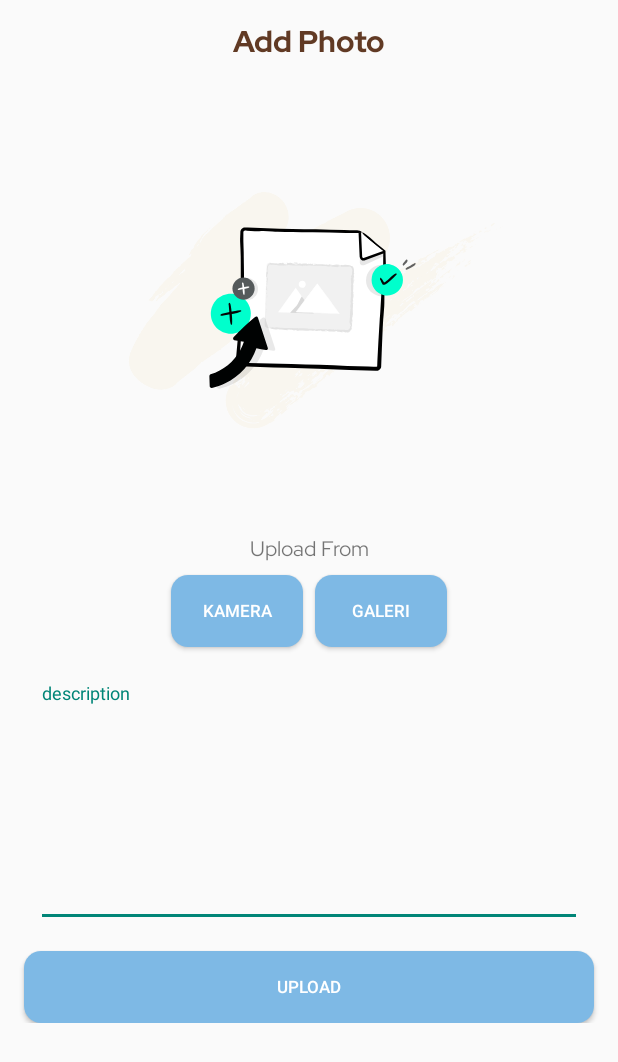
After one commit to fadlinaufal06/Mountain-App, an Android app: the FeedUploadActivity screen opened directly, with no data from a screen before it, on a phone screen of 412 x 824 dp. The commit adds this screen. Shown: the top 1062 px of the screen. Run offline under Robolectric (Android 15) with nearby library versions, the phone set to English and light mode, and no system bars; pictures from the network do not load.

Commit message:
add FeedUploadActivity

```diff
--- a/app/src/main/AndroidManifest.xml
+++ b/app/src/main/AndroidManifest.xml
@@ -15,6 +15,10 @@
         android:roundIcon="@mipmap/ic_launcher_round"
         android:supportsRtl="true"
         android:theme="@style/Theme.MountainApp">
+        <activity
+            android:name=".ui.FeedUploadActivity"
+            android:exported="false"
+            android:theme="@style/Theme.AppCompat.Light.NoActionBar"/>
         <activity
             android:name=".ui.CameraActivity"
             android:exported="false" />
--- a/app/src/main/java/com/bangkit/mountainapp/helper/Utils.kt
+++ b/app/src/main/java/com/bangkit/mountainapp/helper/Utils.kt
@@ -1,4 +1,10 @@
 package com.bangkit.mountainapp.helper
+
+import android.graphics.Bitmap
+import android.graphics.BitmapFactory
+import java.io.ByteArrayOutputStream
+import java.io.File
+import java.io.FileOutputStream
 
 class Utils {
 }
--- /dev/null
+++ b/app/src/main/java/com/bangkit/mountainapp/ui/FeedUploadActivity.kt
@@ -0,0 +1,148 @@
+package com.bangkit.mountainapp.ui
+
+import android.Manifest
+import android.content.Intent
+import android.content.pm.PackageManager
+import android.graphics.Bitmap
+import android.graphics.BitmapFactory
+import android.net.Uri
+import androidx.appcompat.app.AppCompatActivity
+import android.os.Bundle
+import android.view.View
+import android.widget.Toast
+import androidx.activity.result.contract.ActivityResultContracts
+import androidx.core.content.ContextCompat
+import com.bangkit.mountainapp.R
+import com.bangkit.mountainapp.databinding.ActivityFeedUploadBinding
+import com.bangkit.mountainapp.databinding.ActivityUploadBinding
+import okhttp3.MediaType.Companion.toMediaType
+import okhttp3.MediaType.Companion.toMediaTypeOrNull
+import okhttp3.MultipartBody
+import java.io.File
+import com.bangkit.mountainapp.helper.Utils
+import okhttp3.RequestBody.Companion.asRequestBody
+import okhttp3.RequestBody.Companion.toRequestBody
+
+class FeedUploadActivity : AppCompatActivity() {
+
+    private var getFile: File? = null
+
+    private lateinit var binding: ActivityFeedUploadBinding
+
+    companion object {
+        const val CAMERA_X_RESULT = 200
+
+        private val REQUIRED_PERMISSIONS = arrayOf(Manifest.permission.CAMERA)
+        private const val REQUEST_CODE_PERMISSIONS = 10
+    }
+
+    override fun onCreate(savedInstanceState: Bundle?) {
+        super.onCreate(savedInstanceState)
+        binding = ActivityFeedUploadBinding.inflate(layoutInflater)
+        setContentView(binding.root)
+
+        binding.btnCamera.setOnClickListener { startCameraX() }
+        binding.btnGallery.setOnClickListener { startGallery() }
+    }
+
+    override fun onRequestPermissionsResult(
+        requestCode: Int,
+        permissions: Array<String>,
+        grantResults: IntArray
+    ) {
+        super.onRequestPermissionsResult(requestCode, permissions, grantResults)
+        if (requestCode == REQUEST_CODE_PERMISSIONS) {
+            if (!allPermissionsGranted()) {
+                Toast.makeText(
+                    this,
+                    "Tidak mendapatkan permission.",
+                    Toast.LENGTH_SHORT
+                ).show()
+                finish()
+            }
+        }
+    }
+
+    private fun allPermissionsGranted() = REQUIRED_PERMISSIONS.all {
+        ContextCompat.checkSelfPermission(baseContext, it) == PackageManager.PERMISSION_GRANTED
+    }
+
+    private fun startCameraX() {
+        val intent = Intent(this, CameraActivity::class.java)
+        launcherIntentCameraX.launch(intent)
+    }
+
+    private fun startGallery() {
+        val intent = Intent()
+        intent.action = Intent.ACTION_GET_CONTENT
+        intent.type = "image/*"
+        val chooser = Intent.createChooser(intent, "Choose a Picture")
+        launcherIntentGallery.launch(chooser)
+    }
+
+    private val launcherIntentCameraX = registerForActivityResult(
+        ActivityResultContracts.StartActivityForResult()
+    ) {
+        if (it.resultCode == UploadActivity.CAMERA_X_RESULT) {
+            val myFile = it.data?.getSerializableExtra("picture") as File
+            val isBackCamera = it.data?.getBooleanExtra("isBackCamera", true) as Boolean
+
+            val result = rotateBitmap(
+                BitmapFactory.decodeFile(myFile.path),
+                isBackCamera
+            )
+            binding.imgStoryAdd.setImageBitmap(result)
+        }
+    }
+
+    private val launcherIntentGallery = registerForActivityResult(
+        ActivityResultContracts.StartActivityForResult()
+    ) { result ->
+        if (result.resultCode == RESULT_OK) {
+            val selectedImg: Uri = result.data?.data as Uri
+            val myFile = uriToFile(selectedImg, this@FeedUploadActivity)
+            val bitmap = fileToBitmap(myFile)
+            val resized = Bitmap.createScaledBitmap(bitmap, 300, 300, false)
+
+//            val result = outputGenerator(resized)
+//            Toast.makeText(this, result, Toast.LENGTH_SHORT).show()
+            binding.imgStoryAdd.setImageURI(selectedImg)
+        }
+    }
+
+//    private fun uploadStory() {
+//        if (getFile != null) {
+//            val file = reduceFileImage(getFile as File)
+//            val inputDesc = binding.edtDescription.text.toString()
+//            if (inputDesc.isNotEmpty()) {
+//                val description = inputDesc.toRequestBody("text/plain".toMediaType())
+//                val requestImageFile = file.asRequestBody("image/jpeg".toMediaTypeOrNull())
+//                val imageMultipart: MultipartBody.Part = MultipartBody.Part.createFormData(
+//                    "photo",
+//                    file.name,
+//                    requestImageFile
+//                )
+//                viewModel.getUser().observe(this) { user ->
+//                    if (user.isLogin) {
+//                        viewModel.addStory(user.token, imageMultipart, description, location)
+//                    } else {
+//                        startActivity(Intent(this, LoginActivity::class.java))
+//                        finish()
+//                    }
+//                }
+//            } else {
+//                Toast.makeText(
+//                    this@AddStoryActivity,
+//                    getString(R.string.please_fill_in_the_description),
+//                    Toast.LENGTH_SHORT
+//                ).show()
+//            }
+//        } else {
+//            Toast.makeText(
+//                this@AddStoryActivity,
+//                getString(R.string.no_picture_attached),
+//                Toast.LENGTH_SHORT
+//            ).show()
+//        }
+//    }
+}
--- a/app/src/main/java/com/bangkit/mountainapp/ui/UploadActivity.kt
+++ b/app/src/main/java/com/bangkit/mountainapp/ui/UploadActivity.kt
@@ -318,7 +318,7 @@ class UploadActivity : AppCompatActivity() {
             }
         }
         val classes = arrayOf("Bromo", "Ijen", "Papandayan", "Kerinci", "Tangkuban Perahu")
-        TODO("nanti di check terus bisa masuk ke detail")
+
 //        result.setText(classes[maxPos])
         Toast.makeText(this, classes[maxPos], Toast.LENGTH_SHORT).show()
 
--- /dev/null
+++ b/app/src/main/res/layout/activity_feed_upload.xml
@@ -0,0 +1,163 @@
+<?xml version="1.0" encoding="utf-8"?>
+<ScrollView xmlns:android="http://schemas.android.com/apk/res/android"
+    xmlns:app="http://schemas.android.com/apk/res-auto"
+    xmlns:tools="http://schemas.android.com/tools"
+    android:layout_width="match_parent"
+    android:layout_height="match_parent"
+    tools:context=".ui.FeedUploadActivity">
+
+    <androidx.constraintlayout.widget.ConstraintLayout
+        android:layout_width="match_parent"
+        android:layout_height="wrap_content">
+
+        <androidx.appcompat.widget.Toolbar
+            android:id="@+id/toolbar_addstory"
+            android:layout_width="match_parent"
+            android:layout_height="wrap_content"
+            android:minHeight="?android:attr/actionBarSize"
+            app:layout_constraintEnd_toEndOf="parent"
+            app:layout_constraintStart_toStartOf="parent"
+            app:layout_constraintTop_toTopOf="parent">
+
+            <TextView
+                style="@style/TextAppearance.AppCompat.Widget.ActionBar.Title"
+                android:layout_width="wrap_content"
+                android:layout_height="wrap_content"
+                android:layout_gravity="center"
+                android:text="@string/add_story"
+                android:textColor="#613A24"
+                android:textSize="20sp"
+                android:fontFamily="@font/redhatdisplay_bold"/>
+
+        </androidx.appcompat.widget.Toolbar>
+
+        <com.airbnb.lottie.LottieAnimationView
+            android:id="@+id/preview_img"
+            android:layout_width="300dp"
+            android:layout_height="300dp"
+            android:visibility="visible"
+            app:layout_constraintBottom_toTopOf="@+id/guideline"
+            app:layout_constraintEnd_toEndOf="parent"
+            app:layout_constraintHorizontal_bias="0.495"
+            app:layout_constraintStart_toStartOf="parent"
+            app:layout_constraintTop_toBottomOf="@+id/toolbar_addstory"
+            app:layout_constraintVertical_bias="0.0"
+            app:lottie_autoPlay="true"
+            app:lottie_loop="true"
+            app:lottie_rawRes="@raw/previewimage" />
+
+        <ImageView
+            android:id="@+id/img_story_add"
+            android:layout_width="0dp"
+            android:layout_height="0dp"
+            android:layout_marginStart="24dp"
+            android:layout_marginEnd="24dp"
+            android:contentDescription="@string/preview_image_before_upload"
+            android:padding="8dp"
+            app:layout_constraintBottom_toTopOf="@+id/guideline"
+            app:layout_constraintEnd_toEndOf="parent"
+            app:layout_constraintHorizontal_bias="1.0"
+            app:layout_constraintStart_toStartOf="parent"
+            app:layout_constraintTop_toBottomOf="@+id/toolbar_addstory"
+            app:layout_constraintVertical_bias="1.0"
+            tools:src="@tools:sample/avatars" />
+
+        <androidx.constraintlayout.widget.Guideline
+            android:id="@+id/guideline"
+            android:layout_width="wrap_content"
+            android:layout_height="wrap_content"
+            android:orientation="horizontal"
+            app:layout_constraintGuide_begin="356dp" />
+
+        <TextView
+            android:id="@+id/desc_upload_from"
+            android:layout_width="0dp"
+            android:layout_height="wrap_content"
+            android:gravity="center"
+            android:text="@string/upload_image_from"
+            app:layout_constraintEnd_toEndOf="@+id/img_story_add"
+            app:layout_constraintStart_toStartOf="@+id/img_story_add"
+            app:layout_constraintTop_toTopOf="@+id/guideline"
+            android:fontFamily="@font/redhatdisplay_regular"/>
+
+        <ProgressBar
+            android:id="@+id/progressBar"
+            style="?android:attr/progressBarStyle"
+            android:layout_width="wrap_content"
+            android:layout_height="wrap_content"
+            android:translationZ="5dp"
+            android:visibility="gone"
+            app:layout_constraintBottom_toBottomOf="parent"
+            app:layout_constraintEnd_toEndOf="parent"
+            app:layout_constraintStart_toStartOf="parent"
+            app:layout_constraintTop_toBottomOf="@+id/toolbar_addstory"
+            tools:visibility="visible" />
+
+        <Button
+            android:id="@+id/btn_camera"
+            android:layout_width="wrap_content"
+            android:layout_height="wrap_content"
+            android:layout_marginTop="8dp"
+            android:layout_marginEnd="4dp"
+            android:background="@drawable/bg_button"
+            android:text="@string/camera"
+            android:textColor="@color/white"
+            android:textSize="11sp"
+            app:layout_constraintEnd_toStartOf="@+id/btn_gallery"
+            app:layout_constraintHorizontal_chainStyle="packed"
+            app:layout_constraintStart_toStartOf="parent"
+            app:layout_constraintTop_toBottomOf="@+id/desc_upload_from"
+            app:layout_constraintVertical_chainStyle="packed" />
+
+        <Button
+            android:id="@+id/btn_gallery"
+            android:layout_width="wrap_content"
+            android:layout_height="wrap_content"
+            android:layout_marginStart="4dp"
+            android:layout_marginTop="8dp"
+            android:background="@drawable/bg_button"
+            android:text="@string/gallery"
+            android:textColor="@color/white"
+            android:textSize="11sp"
+            app:layout_constraintEnd_toEndOf="parent"
+            app:layout_constraintStart_toEndOf="@id/btn_camera"
+            app:layout_constraintTop_toBottomOf="@+id/desc_upload_from" />
+
+        <com.google.android.material.textfield.TextInputLayout
+            android:id="@+id/textInputLayout"
+            style="@style/ThemeOverlay.Material3.TextInputEditText.OutlinedBox.Dense"
+            android:layout_width="0dp"
+            android:layout_height="wrap_content"
+            android:layout_marginStart="24dp"
+            android:layout_marginTop="24dp"
+            android:layout_marginEnd="24dp"
+            app:layout_constraintEnd_toEndOf="parent"
+            app:layout_constraintStart_toStartOf="parent"
+            app:layout_constraintTop_toBottomOf="@+id/btn_camera">
+
+            <com.google.android.material.textfield.TextInputEditText
+                android:id="@+id/edt_description"
+                android:layout_width="match_parent"
+                android:layout_height="wrap_content"
+                android:gravity="start"
+                android:hint="@string/description"
+                android:lines="6" />
+        </com.google.android.material.textfield.TextInputLayout>
+
+        <Button
+            android:id="@+id/btn_upload"
+            android:layout_width="0dp"
+            android:layout_height="wrap_content"
+            android:layout_marginStart="16dp"
+            android:layout_marginTop="16dp"
+            android:layout_marginEnd="16dp"
+            android:background="@drawable/bg_button"
+            android:text="@string/upload_a_story"
+            android:textColor="@color/white"
+            android:textSize="11sp"
+            app:layout_constraintEnd_toEndOf="parent"
+            app:layout_constraintStart_toStartOf="parent"
+            app:layout_constraintTop_toBottomOf="@+id/textInputLayout" />
+
+    </androidx.constraintlayout.widget.ConstraintLayout>
+</ScrollView>
--- a/app/src/main/res/layout/fragment_feeds.xml
+++ b/app/src/main/res/layout/fragment_feeds.xml
@@ -108,7 +108,7 @@
         app:layout_constraintTop_toTopOf="@+id/rv_story"
         app:layout_constraintVertical_bias="0.42" />
 
-    <com.getbase.floatingactionbutton.FloatingActionsMenu
+    <com.getbase.floatingactionbutton.AddFloatingActionButton
         android:id="@+id/fab_add"
         android:layout_width="wrap_content"
         android:layout_height="wrap_content"
@@ -118,5 +118,6 @@
         app:fab_labelStyle="@style/LabelStyle"
         app:fab_labelsPosition="left"
         app:layout_constraintBottom_toBottomOf="parent"
-        app:layout_constraintEnd_toEndOf="parent" />
+        app:layout_constraintEnd_toEndOf="parent"
+        />
 </androidx.constraintlayout.widget.ConstraintLayout>
--- a/app/src/main/res/values/strings.xml
+++ b/app/src/main/res/values/strings.xml
@@ -52,4 +52,8 @@
     <string name="your_account">Your Account</string>
     <string name="language">Language</string>
     <string name="logout">Logout</string>
+    <string name="upload_a_story">upload</string>
+    <string name="add_story">Add Photo</string>
+    <string name="preview_image_before_upload">preview image</string>
+    <string name="upload_image_from">Upload From</string>
 </resources>
```
Also changed, not shown: app/src/main/java/com/bangkit/mountainapp/data/remote/api/ApiService.kt (+12 -0 lines), app/src/main/java/com/bangkit/mountainapp/data/remote/response/FeedResponse.kt (added, +28 -0 lines), app/src/main/java/com/bangkit/mountainapp/ui/Utils.kt (+20 -4 lines), app/src/main/java/com/bangkit/mountainapp/ui/feeds/FeedFragment.kt (+9 -0 lines), 1 other file.
